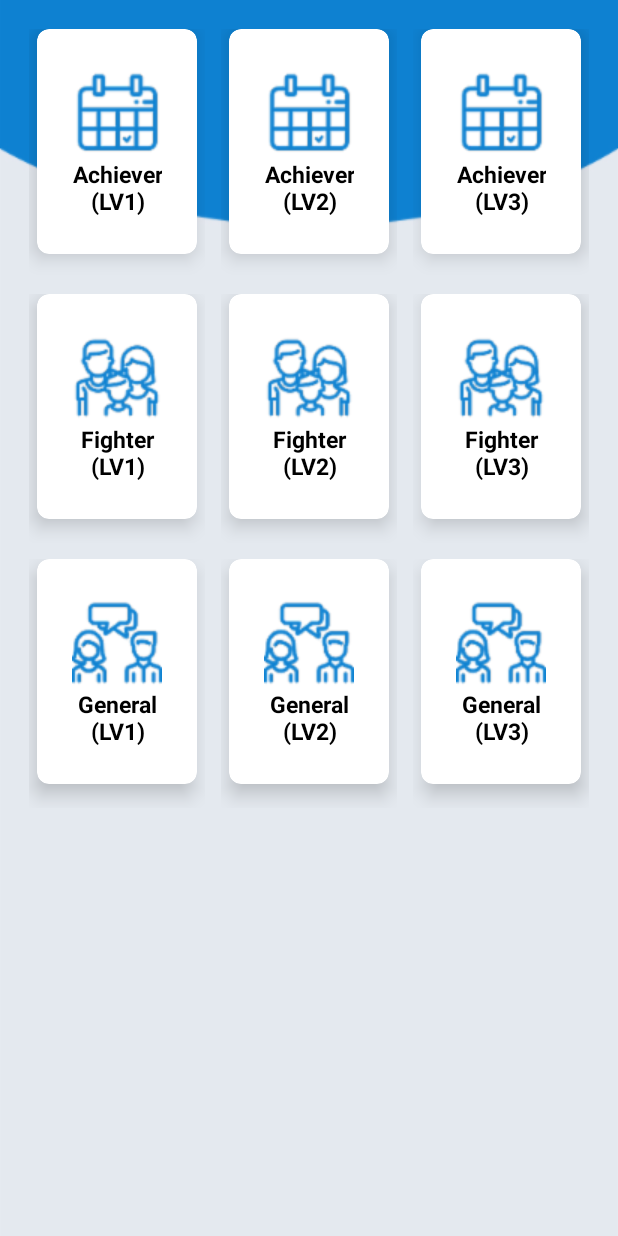
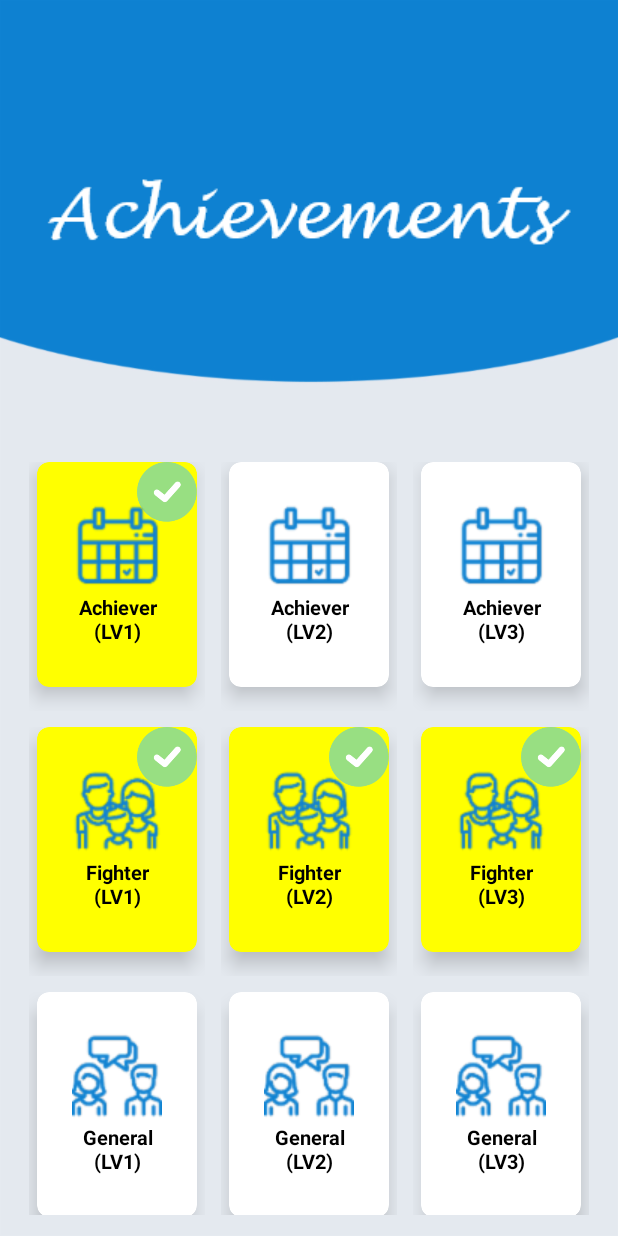
Before and after one commit to mekptang/KidFinance, an Android app: the screen it shows after launch (MainActivity), on a phone screen of 412 x 824 dp. Run offline under Robolectric (Android 15) with nearby library versions, the phone set to English and light mode, and no system bars.

Commit message:
Update Achievement

```diff
--- a/app/src/main/java/com/example/kidfinance/AchievementFragment.java
+++ b/app/src/main/java/com/example/kidfinance/AchievementFragment.java
@@ -2,6 +2,7 @@ package com.example.kidfinance;
 
 import android.app.Activity;
 import android.content.Context;
+import android.content.Intent;
 import android.graphics.Color;
 import android.os.Bundle;
 import android.support.annotation.Nullable;
@@ -12,53 +13,48 @@ import android.view.View;
 import android.view.ViewGroup;
 import android.widget.AdapterView;
 import android.widget.BaseAdapter;
-import android.widget.GridLayout;
 import android.widget.GridView;
 import android.widget.ImageView;
-import android.widget.LinearLayout;
 import android.widget.TextView;
 import android.widget.Toast;
 
 public class AchievementFragment extends Fragment {
     GridView mainGrid;
+    AchievementInfo[] achievements;
 
     // Declare arrays to store achievement info + Store the information to AchievementInfo class (i.e. Object achievements)
-    int[] logo                   =  {R.drawable.achievement_calendar, R.drawable.achievement_calendar, R.drawable.achievement_calendar,
+    int[] achievement_logo      =  {R.drawable.achievement_calendar, R.drawable.achievement_calendar, R.drawable.achievement_calendar,
                                     R.drawable.achievement_family_time, R.drawable.achievement_family_time, R.drawable.achievement_family_time,
                                     R.drawable.achievement_friends, R.drawable.achievement_friends, R.drawable.achievement_friends};
-    String[] title1               =  {"Achiever (LV1)", "Achiever (LV2)", "Achiever (LV3)", "Fighter (LV1)", "Fighter (LV2)", "Fighter (LV3)",
+    String[] achievement_title1  =  {"Achiever (LV1)", "Achiever (LV2)", "Achiever (LV3)", "Fighter (LV1)", "Fighter (LV2)", "Fighter (LV3)",
                                     "General (LV1)", "General (LV2)", "General (LV3)"};
-    String[] title2               =  {"Achiever (LV1)", "Achiever (LV2)", "Achiever (LV3)", "Fighter (LV1)", "Fighter (LV2)", "Fighter (LV3)",
+    String[] achievement_title2  =  {"Achiever (LV1)", "Achiever (LV2)", "Achiever (LV3)", "Fighter (LV1)", "Fighter (LV2)", "Fighter (LV3)",
                                     "General (LV1)", "General (LV2)", "General (LV3)"};
-    String[] achievement_info1  =  {"Achiever (LV1)", "Achiever (LV2)", "Achiever (LV3)", "Fighter (LV1)", "Fighter (LV2)", "Fighter (LV3)",
+    String[] achievement_info   =  {"Achiever (LV1)", "Achiever (LV2)", "Achiever (LV3)", "Fighter (LV1)", "Successfully Saved $10000!", "Fighter (LV3)",
                                     " General (LV1)", "General (LV2)", "General (LV3)"};
-    String[] achievement_info2  =  {"Achiever (LV1)", "Achiever (LV2)", "Achiever (LV3)", "Fighter (LV1)", "Fighter (LV2)", "Fighter (LV3)",
-                                    "General (LV1)", "General (LV2)", "General (LV3)"};
-    String[] achievement_info3  =  {"Achiever (LV1)", "Achiever (LV2)", "Achiever (LV3)", "Fighter (LV1)", "Fighter (LV2)", "Fighter (LV3)",
-                                    "General (LV1)", "General (LV2)", "General (LV3)"};
-
-    int achievement_length = logo.length;
+    int[] achievement_success    =  {1, 0, 0, 1, 1, 1, 0, 0, 0};
+    int achievement_length = achievement_logo.length;
 
     @Override
     public void onCreate(Bundle savedInstanceState) {
         super.onCreate(savedInstanceState);
+
+        // Store the achievement  information to AchievementInfo class (i.e. Object achievements)
+        achievements = new AchievementInfo[achievement_length];
+
+        for (int i = 0; i < achievement_length; i++) {
+            achievements[i] = new AchievementInfo(achievement_logo[i], achievement_title1[i], achievement_title2[i], achievement_info[i], achievement_success[i]);
+        }
     }
 
     @Nullable
     @Override
     public View onCreateView(LayoutInflater inflater, @Nullable ViewGroup container, @Nullable Bundle saveInstanceState) {
-        // Store the achievement  information to AchievementInfo class (i.e. Object achievements)
-        AchievementInfo[] achievements = new AchievementInfo[achievement_length];
-
-        for (int i = 0; i < achievement_length; i++) {
-            achievements[i] = new AchievementInfo(logo[i], title1[i], title2[i], achievement_info1[i], achievement_info2[i], achievement_info3[i]);
-        }
-
         // Inflate fragment_achievement.xml
         View view_achievement = inflater.inflate(R.layout.fragment_achievement, container, false);
 
         // Get gridview object from xml file + Set custom adapter (GridAdapter) to mainGrid
-        mainGrid = (GridView) view_achievement.findViewById(R.id.mainGrid);
+        mainGrid = (GridView) view_achievement.findViewById(R.id.achievement_mainGrid);
         mainGrid.setAdapter(new GridAdapter(getContext(), achievements));
 
         return view_achievement;
@@ -69,18 +65,20 @@ public class AchievementFragment extends Fragment {
         mainGrid.setOnItemClickListener(new AdapterView.OnItemClickListener() {
             @Override
             public void onItemClick(AdapterView<?> parent, View view, int position, long id) {
-                CardView current_card = (CardView) view.findViewById(R.id.cardView);
+                Bundle info = new Bundle();
+                info.putInt("logo", achievements[position].card_logo);
+                info.putString("achievement_title", achievements[position].achievement_title);
+                info.putString("achievement_description", achievements[position].achievement_description);
+                info.putInt("achievement_completion", achievements[position].achievement_success);
 
-                if (current_card.getCardBackgroundColor().getDefaultColor() == -1) {
-                    // Change background color
-                    current_card.setCardBackgroundColor(Color.parseColor("#FF6F00"));
-                    Toast.makeText(getActivity(), "State : True", Toast.LENGTH_SHORT).show();
-                }
-                else {
-                    // Change background color
-                    current_card.setCardBackgroundColor(Color.parseColor("#FFFFFF"));
-                    Toast.makeText(getActivity(), "State : False", Toast.LENGTH_SHORT).show();
-                }
+                Fragment achievement_details = new AchievementDetailsFragment();
+                achievement_details.setArguments(info);
+
+                getActivity().getSupportFragmentManager()
+                        .beginTransaction()
+                        .replace(R.id.fragment_container, achievement_details, null)
+                        .addToBackStack(null)
+                        .commit();
             }
         });
     }
@@ -89,17 +87,15 @@ public class AchievementFragment extends Fragment {
         private int card_logo;
         private String card_title;
         private String achievement_title;
-        private String achievement_info1;
-        private String achievement_info2;
-        private String achievement_info3;
+        private String achievement_description;
+        private int achievement_success;
 
-        public AchievementInfo(int logo, String title1, String title2, String info1, String info2, String info3) {
+        public AchievementInfo(int logo, String title1, String title2, String description, int success) {
             this.card_logo = logo;
             this.card_title = title1;
             this.achievement_title = title2;
-            this.achievement_info1 = info1;
-            this.achievement_info2 = info2;
-            this.achievement_info3 = info3;
+            this.achievement_description = description;
+            this.achievement_success = success;
         }
     }
 
@@ -130,27 +126,35 @@ public class AchievementFragment extends Fragment {
         }
 
         // Number of times getView method call depends upon achievements_info.length
-        public View getView(int position, View convertView, ViewGroup parent) {
+        public View getView(int position, View current_card, ViewGroup parent) {
             // LayoutInflator to call external achievement_item.xml file
             LayoutInflater inflater = (LayoutInflater) context.getSystemService(Context.LAYOUT_INFLATER_SERVICE);
-            View gridView = convertView;
 
-            if (convertView == null) {
-                // get layout from grid_item.xml ( Defined Below )
-                gridView = inflater.inflate(R.layout.achievement_item, null);
+            if (current_card == null) {
+                // get layout from grid_item.xml ( Defined Below achievements_info)
+                current_card = inflater.inflate(R.layout.achievement_item, null);
+                CardView current_card_inner = (CardView) current_card.findViewById(R.id.achievement_cardView);
 
                 // set text and image based on selected text
                 // String arrLabel = gridValues[ position ];
-                ImageView imageView = (ImageView) gridView.findViewById(R.id.grid_item_image);
-                imageView.setImageResource(achievements_info[position].card_logo);
-                TextView textView = (TextView) gridView.findViewById(R.id.grid_item_label);
-                textView.setText(achievements_info[position].card_title);
-            }
-            else {
-                gridView = (View) convertView;
+                ImageView logo = (ImageView) current_card.findViewById(R.id.achievement_card_logo);
+                logo.setImageResource(achievements_info[position].card_logo);
+                TextView title = (TextView) current_card.findViewById(R.id.achievement_card_title);
+                title.setText(achievements_info[position].card_title);
+
+                if (achievements_info[position].achievement_success == 1) {
+                    ImageView success = (ImageView) current_card.findViewById(R.id.achievement_success_image);
+                    success.setImageResource(R.drawable.achievement_success);
+                    current_card_inner.setCardBackgroundColor(Color.parseColor("#FFFFFF00"));
+                }
+                else {
+                    ImageView success = (ImageView) current_card.findViewById(R.id.achievement_success_image);
+                    success.setImageResource(0);
+                    current_card_inner.setCardBackgroundColor(Color.parseColor("#FFFFFFFF"));
+                }
             }
 
-            return gridView;
+            return current_card;
         }
     }
 }
--- a/app/src/main/res/layout/achievement_item.xml
+++ b/app/src/main/res/layout/achievement_item.xml
@@ -6,40 +6,44 @@
     android:padding="5dp" >
 
     <android.support.v7.widget.CardView
-        android:id="@+id/cardView"
+        android:id="@+id/achievement_cardView"
         android:layout_width="fill_parent"
         android:layout_height="150dp"
-        android:layout_columnWeight="1"
-        android:layout_rowWeight="1"
         android:layout_marginBottom="16dp"
         android:layout_marginLeft="5dp"
         android:layout_marginRight="5dp"
         app:cardElevation="8dp"
-        app:cardCornerRadius="8dp"
-        >
+        app:cardCornerRadius="8dp" >
+
+        <ImageView
+            android:id="@+id/achievement_success_image"
+            android:src="@drawable/achievement_success"
+            android:layout_width="60px"
+            android:layout_height="60px"
+            android:layout_gravity="right" />
 
         <LinearLayout
+            android:layout_width="wrap_content"
+            android:layout_height="wrap_content"
             android:layout_gravity="center_horizontal|center_vertical"
             android:layout_margin="5dp"
-            android:orientation="vertical"
-            android:layout_width="wrap_content"
-            android:layout_height="wrap_content">
-
+            android:orientation="vertical" >
 
             <ImageView
-                android:id="@+id/grid_item_image"
+                android:id="@+id/achievement_card_logo"
                 android:src="@drawable/achievement_me_time"
-                android:layout_gravity="center_horizontal"
                 android:layout_width="wrap_content"
-                android:layout_height="wrap_content" />
+                android:layout_height="wrap_content"
+                android:layout_gravity="center_horizontal" />
 
             <TextView
-                android:id="@+id/grid_item_label"
+                android:id="@+id/achievement_card_title"
                 android:layout_width="match_parent"
                 android:layout_height="38dp"
-                android:textAlignment="center"
+                android:text="test_title"
+                android:gravity="center"
                 android:textColor="@android:color/black"
-                android:textSize="15sp"
+                android:textSize="13sp"
                 android:textStyle="bold" />
         </LinearLayout>
     </android.support.v7.widget.CardView>
--- a/app/src/main/res/layout/fragment_achievement.xml
+++ b/app/src/main/res/layout/fragment_achievement.xml
@@ -1,43 +1,29 @@
 <?xml version="1.0" encoding="utf-8"?>
-<ScrollView
+<LinearLayout
     xmlns:android="http://schemas.android.com/apk/res/android"
-    xmlns:app="http://schemas.android.com/apk/res-auto"
-    xmlns:tools="http://schemas.android.com/tools"
     android:layout_width="match_parent"
     android:layout_height="match_parent"
-    tools:context="com.example.kidfinance.MainActivity">
-
-    <LinearLayout
+    android:background="@drawable/achievement_bg"
     android:orientation="vertical"
-        android:background="@drawable/achievement_bg"
-        android:weightSum="10"
-        android:layout_width="match_parent"
-        android:layout_height="match_parent">
-
-        <RelativeLayout
-            android:layout_weight="2"
-            android:layout_width="match_parent"
-            android:layout_height="0dp">
+    android:weightSum="10" >
 
     <ImageView
-                android:id="@+id/textGrid"
+        android:id="@+id/achievement_main_title"
         android:src="@drawable/achievement_word"
-                android:textSize="34sp"
-                android:textColor="@android:color/white"
-                android:layout_centerInParent="true"
         android:layout_width="wrap_content"
-                android:layout_height="wrap_content" />
-        </RelativeLayout>
+        android:layout_height="wrap_content"
+        android:layout_gravity="center"
+        android:layout_weight="3" />
 
     <GridView
-            android:id="@+id/mainGrid"
+        android:id="@+id/achievement_mainGrid"
         android:numColumns="3"
+        android:layout_width="match_parent"
+        android:layout_height="0dp"
+        android:layout_weight="7"
         android:alignmentMode="alignMargins"
         android:columnOrderPreserved="false"
-            android:layout_weight="8"
-            android:layout_width="match_parent"
-            android:layout_height="0dp"
         android:padding="14dp" >
     </GridView>
+
 </LinearLayout>
-</ScrollView>
```
Also changed, not shown: app/src/main/java/com/example/kidfinance/AchievementDetailsFragment.java (added, +71 -0 lines), app/src/main/res/layout/fragment_achievement_details.xml (added, +127 -0 lines), app/src/main/res/drawable/achievement_details_back.png (added), app/src/main/res/drawable/achievement_success.png (added). Lines whose indentation alone changed are shown as unchanged.
